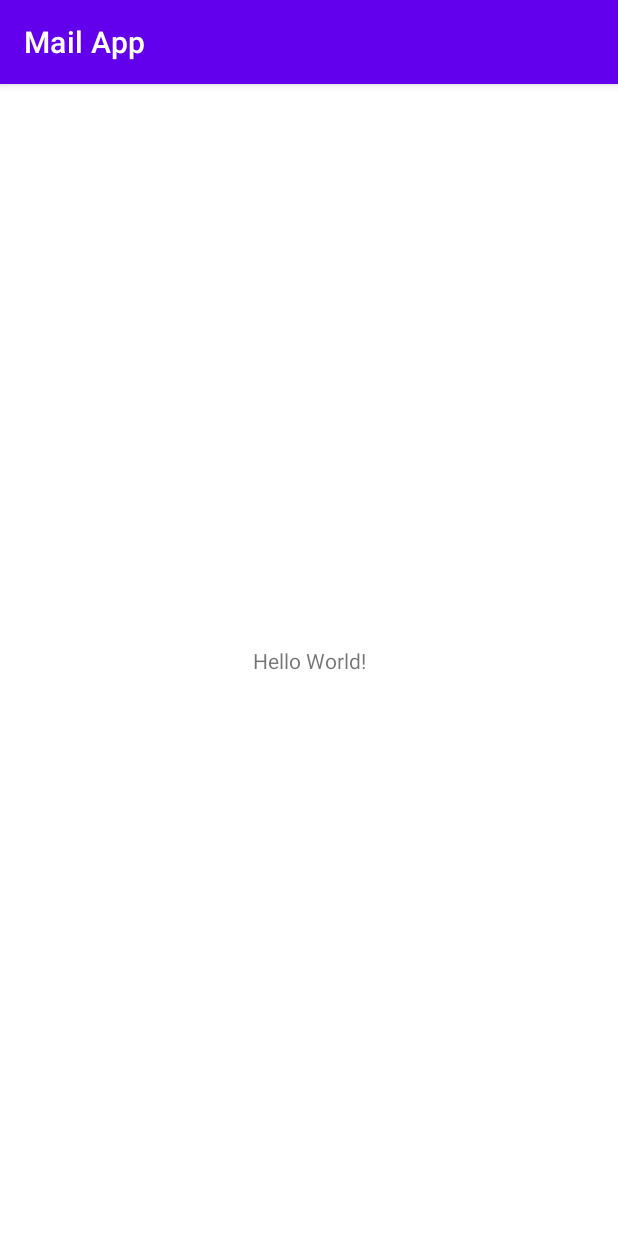
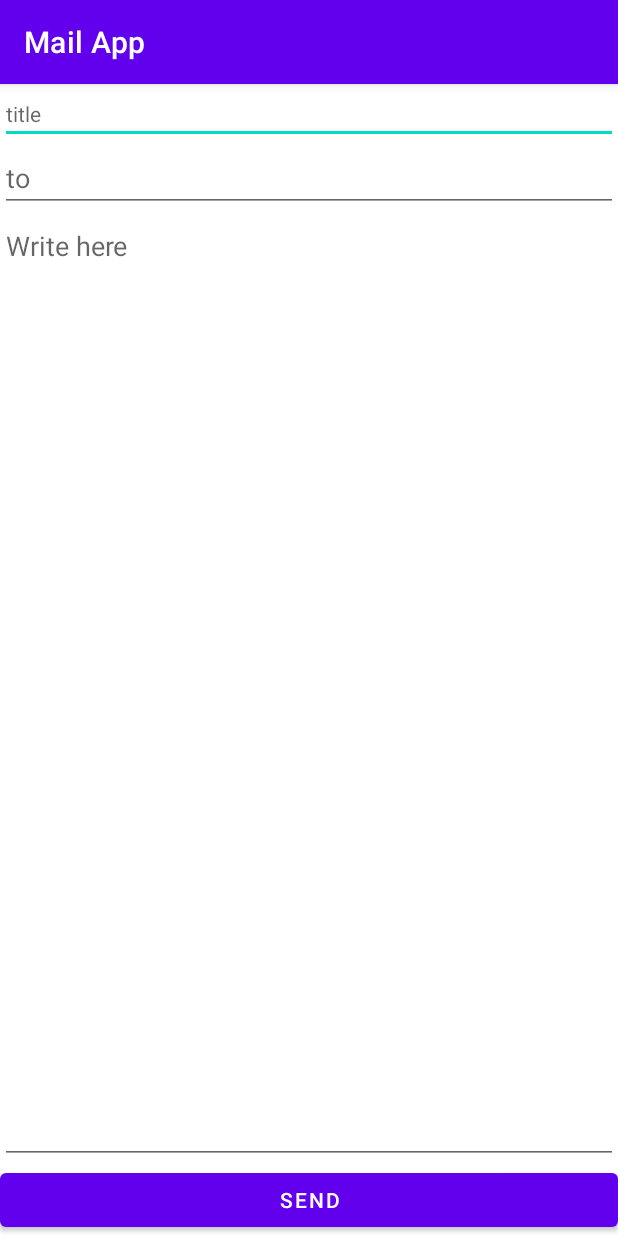
Before and after one commit to princenyamadi/Mail-App--Kotlin, an Android app: the screen it shows after launch (MainActivity), on a phone screen of 412 x 824 dp. Run offline under Robolectric (Android 15) with nearby library versions, the phone set to English and light mode, and no system bars.

Commit message:
topic: linear layouts

```diff
--- a/app/src/main/res/layout/activity_main.xml
+++ b/app/src/main/res/layout/activity_main.xml
@@ -1,18 +1,45 @@
 <?xml version="1.0" encoding="utf-8"?>
-<androidx.constraintlayout.widget.ConstraintLayout xmlns:android="http://schemas.android.com/apk/res/android"
-    xmlns:app="http://schemas.android.com/apk/res-auto"
+<LinearLayout xmlns:android="http://schemas.android.com/apk/res/android"
     xmlns:tools="http://schemas.android.com/tools"
+    android:orientation="vertical"
     android:layout_width="match_parent"
     android:layout_height="match_parent"
+
     tools:context=".MainActivity">
 
-    <TextView
-        android:layout_width="wrap_content"
+    <EditText
+        android:layout_width="match_parent"
         android:layout_height="wrap_content"
-        android:text="Hello World!"
-        app:layout_constraintBottom_toBottomOf="parent"
-        app:layout_constraintLeft_toLeftOf="parent"
-        app:layout_constraintRight_toRightOf="parent"
-        app:layout_constraintTop_toTopOf="parent" />
 
-</androidx.constraintlayout.widget.ConstraintLayout>
+        android:autofillHints="title"
+        android:hint="@string/str_title"
+        android:inputType="text"
+
+        android:textSize="@dimen/font_14" />
+    <EditText
+        android:layout_width="match_parent"
+        android:layout_height="wrap_content"
+
+        android:importantForAutofill="no"
+        android:hint="@string/str_to"
+        android:inputType="text"
+        />
+    <EditText
+        android:layout_width="match_parent"
+        android:layout_height="0dp"
+        android:layout_weight="1"
+        android:gravity="top"
+        android:importantForAutofill="no"
+        android:hint="@string/str_containing_text"
+        android:inputType="text"
+
+        />
+    <Button
+        android:layout_width="match_parent"
+        android:layout_height="wrap_content"
+        android:text="@string/str_send"
+        />
+
+
+
+</LinearLayout>
--- /dev/null
+++ b/app/src/main/res/values/dimens.xml
@@ -0,0 +1,4 @@
+<?xml version="1.0" encoding="utf-8"?>
+<resources>
+    <dimen name="font_14">14sp</dimen>
+</resources>
--- a/app/src/main/res/values/strings.xml
+++ b/app/src/main/res/values/strings.xml
@@ -1,3 +1,7 @@
 <resources>
     <string name="app_name">Mail App</string>
+    <string name="str_title">title</string>
+    <string name="str_to">to</string>
+    <string name="str_containing_text">Write here</string>
+    <string name="str_send">Send</string>
 </resources>
```
